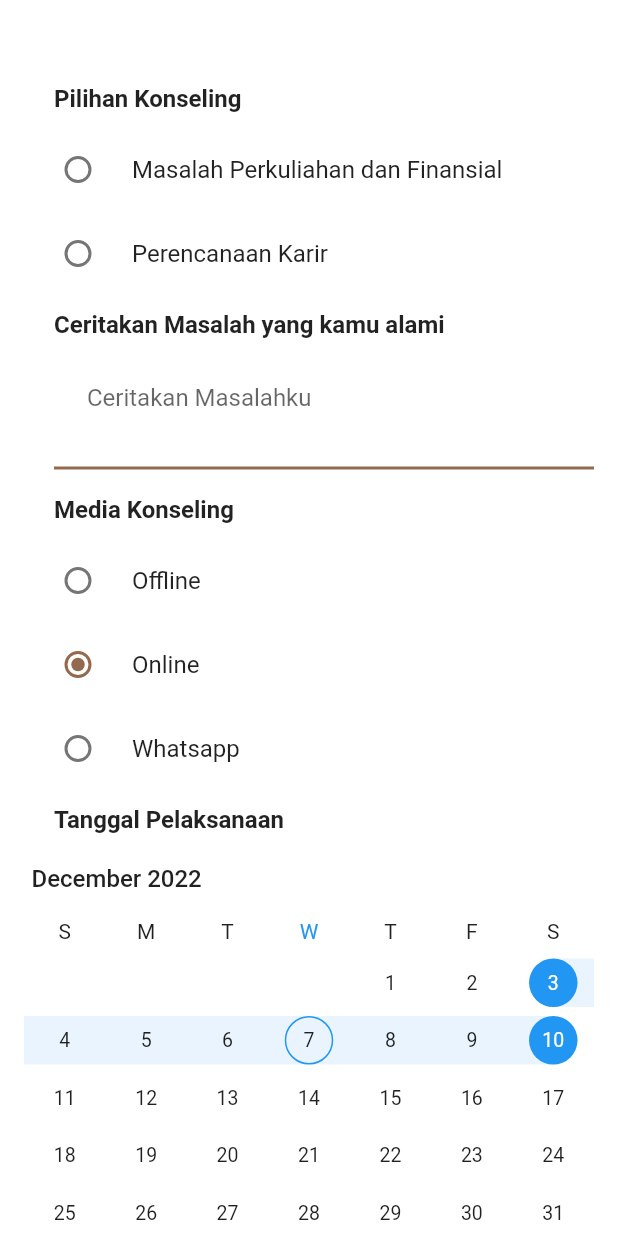
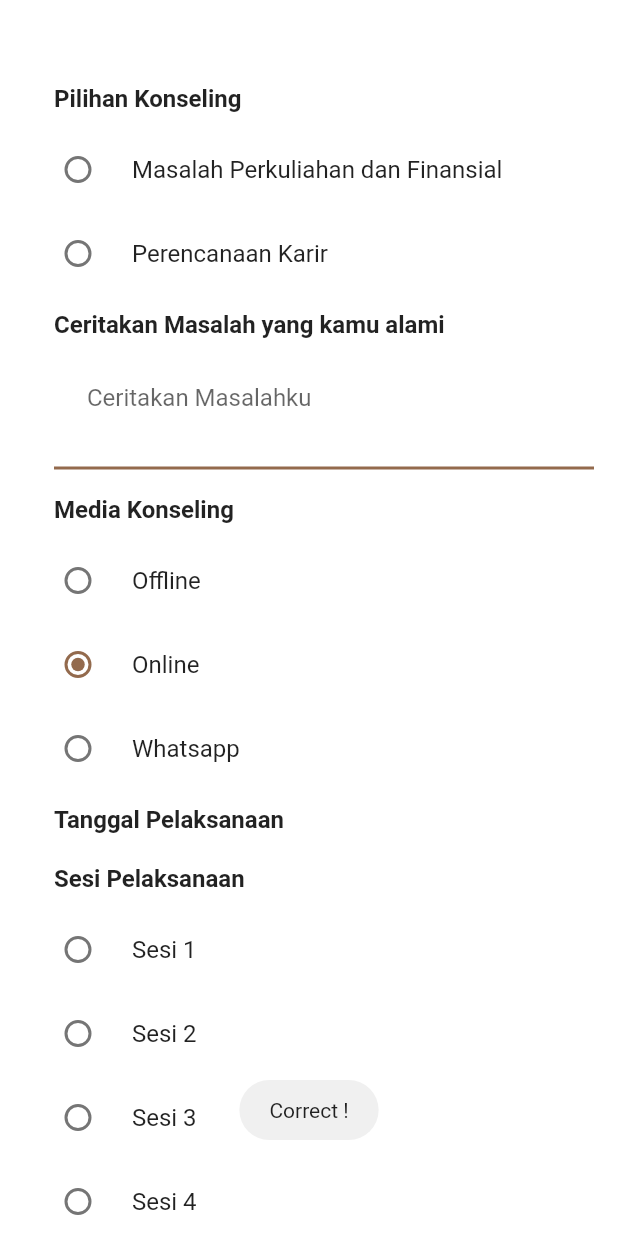
Before and after one commit to fikriichsan/hmif_care_mobile, a Flutter app: the FormKonselingPage screen opened by its route, after a tap on "Online", on a phone screen of 412 x 824 dp. Run offline on Flutter 3.47's test engine with Material 2 defaults, Android fonts, the phone set to English and light mode, and no system bars; drawn by our look-alikes of syncfusion_flutter_datepicker; our stand-ins replace dio, flutter_profile_picture, fluttertoast, get, shared_preferences, smooth_page_indicator; accounts and stored records are empty.

Commit message:
form_api

```diff
--- a/lib/app/pages/Form_Konseling/form-konseling.dart
+++ b/lib/app/pages/Form_Konseling/form-konseling.dart
@@ -1,6 +1,11 @@
 import 'package:flutter/material.dart';
 import 'package:hmif_care_mobile/app/utils/theme/colors.dart';
+import 'package:shared_preferences/shared_preferences.dart';
 import 'package:syncfusion_flutter_datepicker/datepicker.dart';
+import 'package:dio/dio.dart';
+import 'package:http/http.dart';
+import 'package:get/get.dart';
+import 'package:fluttertoast/fluttertoast.dart';
 
 class FormKonselingPage extends StatefulWidget {
   const FormKonselingPage({Key? key}) : super(key: key);
@@ -10,20 +15,149 @@ class FormKonselingPage extends StatefulWidget {
 }
 
 class _FormKonselingPageState extends State<FormKonselingPage> {
-  String _selectedDate = '';
-  String _dateCount = '';
+  PageController _controller = PageController();
+  final list = <int>[];
+  var _radioValue1;
+  var _radioValue2;
+  var _radioValue3;
+  var _radioValue4;
 
-  void _onSelectionChange(DateRangePickerSelectionChangedArgs args) {
+  String url = 'http://192.168.137.54:3001';
+
+  void _handleRadioValueChange(value) {
     setState(() {
-      if (args.value is DateTime) {
-        _selectedDate = args.value.toString();
-      } else if (args.value is List<DateTime>) {
-        _dateCount = args.value.length.toString();
-      }
+      _radioValue1 = value;
     });
   }
 
-  var _result;
+  void _handleRadioValueChange2(value) {
+    setState(() {
+      _radioValue2 = value;
+    });
+
+    switch (_radioValue2) {
+      case 0:
+        Fluttertoast.showToast(
+            msg: 'Correct !', toastLength: Toast.LENGTH_SHORT);
+        break;
+      case 1:
+        Fluttertoast.showToast(
+            msg: 'Correct !', toastLength: Toast.LENGTH_SHORT);
+        break;
+      case 2:
+        Fluttertoast.showToast(
+            msg: 'Correct !', toastLength: Toast.LENGTH_SHORT);
+        break;
+    }
+  }
+
+  void _handleRadioValueChange3(value) {
+    setState(() {
+      _radioValue3 = value;
+    });
+
+    switch (_radioValue3) {
+      case 0:
+        Fluttertoast.showToast(
+            msg: 'Correct !', toastLength: Toast.LENGTH_SHORT);
+        break;
+      case 1:
+        Fluttertoast.showToast(
+            msg: 'Correct !', toastLength: Toast.LENGTH_SHORT);
+        break;
+      case 2:
+        Fluttertoast.showToast(
+            msg: 'Correct !', toastLength: Toast.LENGTH_SHORT);
+        break;
+      case 3:
+        Fluttertoast.showToast(
+            msg: 'Correct !', toastLength: Toast.LENGTH_SHORT);
+        break;
+    }
+  }
+
+  void _handleRadioValueChange4(value) {
+    setState(() {
+      _radioValue4 = value;
+    });
+
+    switch (_radioValue3) {
+      case 0:
+        Fluttertoast.showToast(
+            msg: 'Correct !', toastLength: Toast.LENGTH_SHORT);
+        break;
+      case 1:
+        Fluttertoast.showToast(
+            msg: 'Correct !', toastLength: Toast.LENGTH_SHORT);
+        break;
+    }
+  }
+
+  Future getKuisioner() async {
+    try {
+      SharedPreferences prefs = await SharedPreferences.getInstance();
+      SharedPreferences kuisioner = await SharedPreferences.getInstance();
+      String token = prefs.getString('token')!;
+      var dio = Dio();
+      dio.options.headers['content-type'] = 'application/json';
+      dio.options.headers['accept'] = 'application/json';
+      dio.options.headers['Authorization'] = 'Bearer $token';
+      var response = await dio.get(url + '/kuisioner/');
+      if (response.statusCode == 200) {
+        kuisioner.setString("id_user", response.data["_id"]);
+        return response.data;
+      } else {
+        return null;
+      }
+    } catch (e) {
+      print(e);
+      if (e is DioError) {
+        print(e.response!.data);
+      }
+    }
+  }
+
+  Future addKuisioner() async {
+    try {
+      SharedPreferences prefs = await SharedPreferences.getInstance();
+      SharedPreferences akun = await SharedPreferences.getInstance();
+      SharedPreferences kuisioner = await SharedPreferences.getInstance();
+
+      var token = await prefs.getString('token');
+      var idUser = await akun.getString('id');
+      var jenisKonseling = await kuisioner.getString('jenis_konseling');
+      var deskRipsi = await kuisioner.getString('deskripsi');
+      var mediaKonseling = await kuisioner.getString('media_konseling');
+      var jadwalKonseling = await kuisioner.getString('jadwal_kuisioner');
+      var sesiKonseling = await kuisioner.getString('sesi_konseling');
+      var keInginan = await kuisioner.getString('keinginan');
+
+      var dio = Dio();
+      dio.options.headers['content-type'] = 'application/json';
+      dio.options.headers['accept'] = 'application/json';
+      dio.options.headers['Authorization'] = 'Bearer $token';
+      var response = await dio.post(url + '/konseling/post', data: {
+        "id_user": idUser,
+        "jenis_konseling": jenisKonseling,
+        "deskripsi": deskRipsi,
+        "media_konseling": mediaKonseling,
+        "jadwal_konseling": jadwalKonseling,
+        "sesi_konseling": sesiKonseling,
+        "keinginan": keInginan
+      });
+      if (response.statusCode == 200) {
+        print(response.data);
+      } else {
+        return null;
+      }
+    } catch (e) {
+      print(e);
+      if (e is DioError) {
+        print(e.response!.data);
+      }
+    }
+  }
+
   @override
   Widget build(BuildContext context) {
     return Scaffold(
@@ -51,27 +185,25 @@ class _FormKonselingPageState extends State<FormKonselingPage> {
                           SizedBox(
                             height: 10,
                           ),
+                          Container(
+                            child: Column(
+                              children: [
                                 RadioListTile(
                                     title: const Text(
                                         "Masalah Perkuliahan dan Finansial"),
-                              value: 1,
-                              groupValue: _result,
+                                    value: 0,
+                                    groupValue: _radioValue1,
                                     activeColor: darkBrown,
-                              onChanged: (value) {
-                                setState(() {
-                                  _result = value;
-                                });
-                              }),
+                                    onChanged: _handleRadioValueChange),
                                 RadioListTile(
                                     title: const Text("Perencanaan Karir"),
-                              value: 2,
-                              groupValue: _result,
+                                    value: 1,
+                                    groupValue: _radioValue1,
                                     activeColor: darkBrown,
-                              onChanged: (value) {
-                                setState(() {
-                                  _result = value;
-                                });
-                              }),
+                                    onChanged: _handleRadioValueChange),
+                              ],
+                            ),
+                          ),
                           SizedBox(
                             height: 10,
                           ),
@@ -116,34 +248,22 @@ class _FormKonselingPageState extends State<FormKonselingPage> {
                           ),
                           RadioListTile(
                               title: const Text("Offline"),
-                              value: 3,
-                              groupValue: _result,
+                              value: 0,
+                              groupValue: _radioValue2,
                               activeColor: darkBrown,
-                              onChanged: (value) {
-                                setState(() {
-                                  _result = value;
-                                });
-                              }),
+                              onChanged: _handleRadioValueChange2),
                           RadioListTile(
                               title: const Text("Online"),
-                              value: 4,
-                              groupValue: _result,
+                              value: 1,
+                              groupValue: _radioValue2,
                               activeColor: darkBrown,
-                              onChanged: (value) {
-                                setState(() {
-                                  _result = value;
-                                });
-                              }),
+                              onChanged: _handleRadioValueChange2),
                           RadioListTile(
                               title: const Text("Whatsapp"),
-                              value: 5,
-                              groupValue: _result,
+                              value: 2,
+                              groupValue: _radioValue2,
                               activeColor: darkBrown,
-                              onChanged: (value) {
-                                setState(() {
-                                  _result = value;
-                                });
-                              }),
+                              onChanged: _handleRadioValueChange2),
                           Padding(
                             padding: const EdgeInsets.symmetric(
                                 horizontal: 20, vertical: 10),
@@ -153,36 +273,6 @@ class _FormKonselingPageState extends State<FormKonselingPage> {
                                   fontWeight: FontWeight.bold, fontSize: 16),
                             ),
                           ),
-                          Positioned(
-                            left: 0,
-                            top: 80,
-                            right: 0,
-                            bottom: 0,
-                            child: SfDateRangePicker(
-                              onSelectionChanged: _onSelectionChange,
-                              selectionMode:
-                                  DateRangePickerSelectionMode.single,
-                              initialSelectedRange: PickerDateRange(
-                                  DateTime.now()
-                                      .subtract(const Duration(days: 4)),
-                                  DateTime.now().add(const Duration(days: 3))),
-                            ),
-                          ),
-                          // Container(
-                          //   width: MediaQuery.of(context).size.width * 0.9,
-                          //   child: ElevatedButton(
-                          //     onPressed: () {
-                          //     },
-                          //     child: Text("Tap to select date"),
-                          //     style: ElevatedButton.styleFrom(
-                          //         primary: darkBrown,
-                          //         onPrimary: Colors.white,
-                          //         padding: EdgeInsets.symmetric(
-                          //             vertical: 20, horizontal: 40),
-                          //         shape: RoundedRectangleBorder(
-                          //             borderRadius: BorderRadius.circular(12))),
-                          //   ),
-                          // ),
                           Padding(
                             padding: const EdgeInsets.symmetric(
                                 horizontal: 20, vertical: 10),
@@ -192,46 +282,34 @@ class _FormKonselingPageState extends State<FormKonselingPage> {
                                   fontWeight: FontWeight.bold, fontSize: 16),
                             ),
                           ),
+                          Column(
+                            children: [
                               RadioListTile(
                                   title: const Text("Sesi 1"),
-                              value: 6,
-                              groupValue: _result,
+                                  value: 0,
+                                  groupValue: _radioValue3,
                                   activeColor: darkBrown,
-                              onChanged: (value) {
-                                setState(() {
-                                  _result = value;
-                                });
-                              }),
+                                  onChanged: _handleRadioValueChange3),
                               RadioListTile(
                                   title: const Text("Sesi 2"),
-                              value: 7,
-                              groupValue: _result,
+                                  value: 1,
+                                  groupValue: _radioValue3,
                                   activeColor: darkBrown,
-                              onChanged: (value) {
-                                setState(() {
-                                  _result = value;
-                                });
-                              }),
+                                  onChanged: _handleRadioValueChange3),
                               RadioListTile(
                                   title: const Text("Sesi 3"),
-                              value: 8,
-                              groupValue: _result,
+                                  value: 2,
+                                  groupValue: _radioValue3,
                                   activeColor: darkBrown,
-                              onChanged: (value) {
-                                setState(() {
-                                  _result = value;
-                                });
-                              }),
+                                  onChanged: _handleRadioValueChange3),
                               RadioListTile(
                                   title: const Text("Sesi 4"),
-                              value: 9,
-                              groupValue: _result,
+                                  value: "Sesi 4",
+                                  groupValue: _radioValue3,
                                   activeColor: darkBrown,
-                              onChanged: (value) {
-                                setState(() {
-                                  _result = value;
-                                });
-                              }),
+                                  onChanged: _handleRadioValueChange3),
+                            ],
+                          ),
                           Padding(
                             padding: const EdgeInsets.symmetric(
                                 horizontal: 20, vertical: 10),
@@ -241,34 +319,47 @@ class _FormKonselingPageState extends State<FormKonselingPage> {
                                   fontWeight: FontWeight.bold, fontSize: 16),
                             ),
                           ),
+                          Column(
+                            children: [
                               RadioListTile(
                                   title: const Text("Diberikan Solusi"),
-                              value: 11,
-                              groupValue: _result,
+                                  value: "Diberikan Solusi",
+                                  groupValue: _radioValue4,
                                   activeColor: darkBrown,
-                              onChanged: (value) {
-                                setState(() {
-                                  _result = value;
-                                });
-                              }),
+                                  onChanged: _handleRadioValueChange4),
                               RadioListTile(
                                   title: const Text("Didengarkan Saja"),
-                              value: 12,
-                              groupValue: _result,
+                                  value: "Didengarkan Saja",
+                                  groupValue: _radioValue4,
                                   activeColor: darkBrown,
-                              onChanged: (value) {
+                                  onChanged: _handleRadioValueChange4),
+                            ],
+                          ),
+                          Container(
+                              alignment: Alignment.bottomRight,
+                              child: TextButton.icon(
+                                  onPressed: () {
                                     setState(() {
-                                  _result = value;
+                                      list.add(_radioValue1);
+                                      list.add(_radioValue2);
+                                      list.add(_radioValue3);
+                                      list.add(_radioValue4);
                                     });
-                              }),
-                        ],
-                      ))
+                                    addKuisioner();
+                                  },
+                                  label: Text("Next"),
+                                  icon: Icon(Icons.keyboard_arrow_right),
+                                  style: TextButton.styleFrom(
+                                    primary: black,
+                                  ))),
+                        ]),
+                  )
                 ],
               )
               //
               )
         ]),
-      )),
-    );
+      ),
+    ));
   }
 }
--- a/lib/app/pages/Homepage/homepage_screen.dart
+++ b/lib/app/pages/Homepage/homepage_screen.dart
@@ -16,8 +16,9 @@ class HomePageScreen extends StatefulWidget {
 class _HomePageScreenState extends State<HomePageScreen> {
   // String url = 'https://3266-114-125-170-137.ap.ngrok.io';
 
-  String url =
-      Platform.isAndroid ? 'http://192.168.1.9:3001' : 'http://localhost:3001';
+  String url = Platform.isAndroid
+      ? 'http://10.160.119.170:3001'
+      : 'http://localhost:3001';
 
   Future getReview() async {
     try {
--- a/lib/app/pages/Login/loginPage.dart
+++ b/lib/app/pages/Login/loginPage.dart
@@ -43,8 +43,9 @@ class _LoginPageState extends State<LoginPage> {
   }
 
   // String url = 'https://3266-114-125-170-137.ap.ngrok.io';
-  String url =
-      Platform.isAndroid ? 'http://192.168.1.9:3001' : 'http://localhost:3001';
+  String url = Platform.isAndroid
+      ? 'http://10.160.119.170:3001'
+      : 'http://localhost:3001';
 
   Future<void> login() async {
     try {
--- a/pubspec.yaml
+++ b/pubspec.yaml
@@ -42,6 +42,7 @@ dependencies:
   smooth_page_indicator: ^1.0.0+2
   flutter_profile_picture: ^2.0.0
   syncfusion_flutter_datepicker: ^20.3.59
+  fluttertoast: ^8.1.1
 
 dev_dependencies:
   flutter_test:
```
Also changed, not shown: pubspec.lock. Lines whose indentation alone changed are shown as unchanged.
